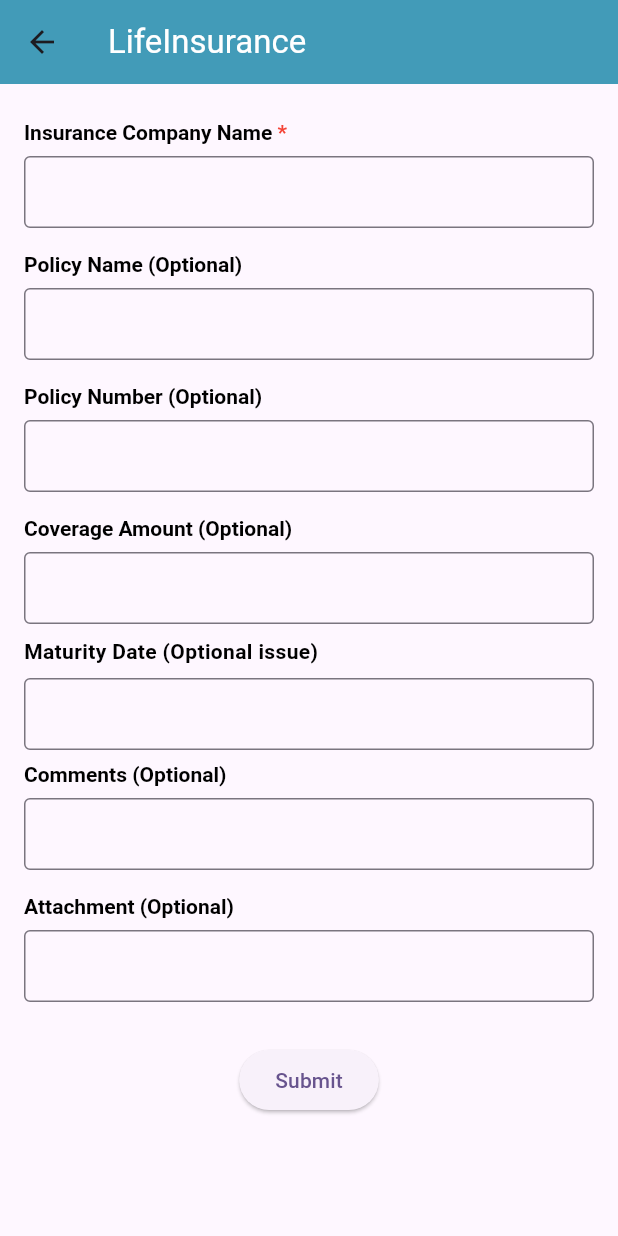
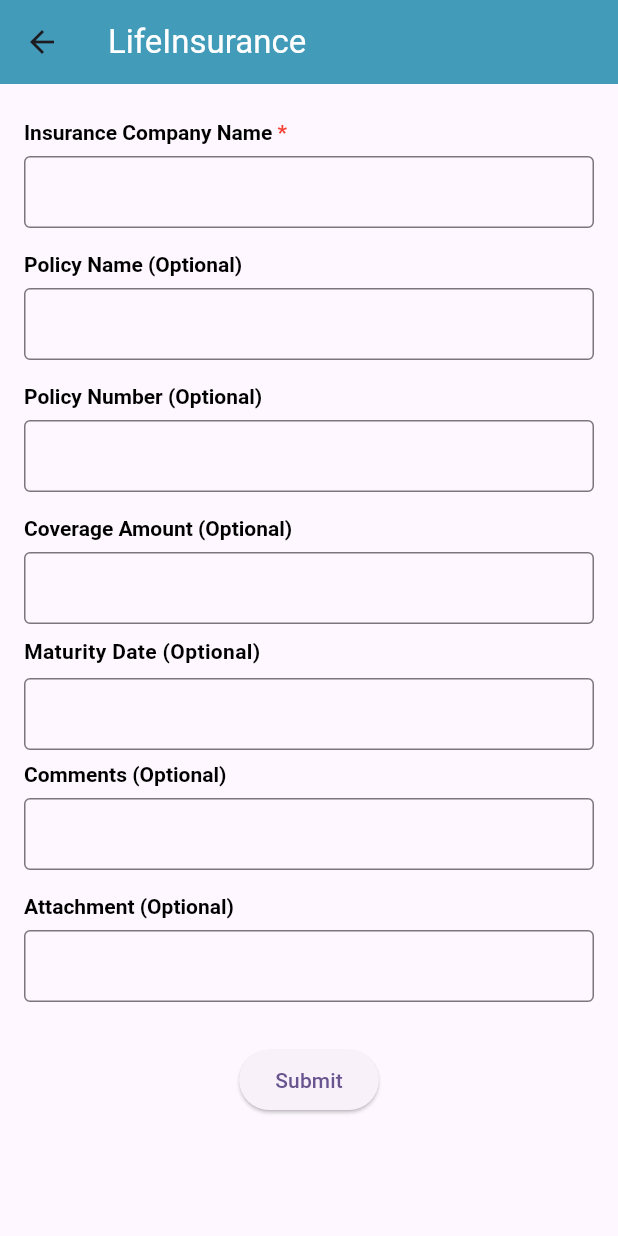
Before and after one commit to Hambra-Bsure/Bsure_new, a Flutter app: the LifeInsuranceAdd screen opened directly with empty values, on a phone screen of 412 x 824 dp. Run offline on Flutter 3.47's test engine with Material 3 defaults, Android fonts, the phone set to English and light mode, and no system bars; our stand-ins replace dio, expandable_text, file_picker, fluttertoast, freezed_annotation, lottie and 6 more; accounts and stored records are empty; generated files the repository leaves out were written again.

Commit message:
issue with life insurance

```diff
--- a/lib/Screens/Assets/post_asset_addition/LifeInsurance.dart
+++ b/lib/Screens/Assets/post_asset_addition/LifeInsurance.dart
@@ -60,7 +60,7 @@ class _LifeInsuranceAddState extends State<LifeInsuranceAdd> {
               ),
               buildDateField(
                 controller: _maturityDateController,
-                labelText: 'Maturity Date (Optional issue)',
+                labelText: 'Maturity Date (Optional)',
                 mandatory: false,
               ),
               buildTextField(
```
